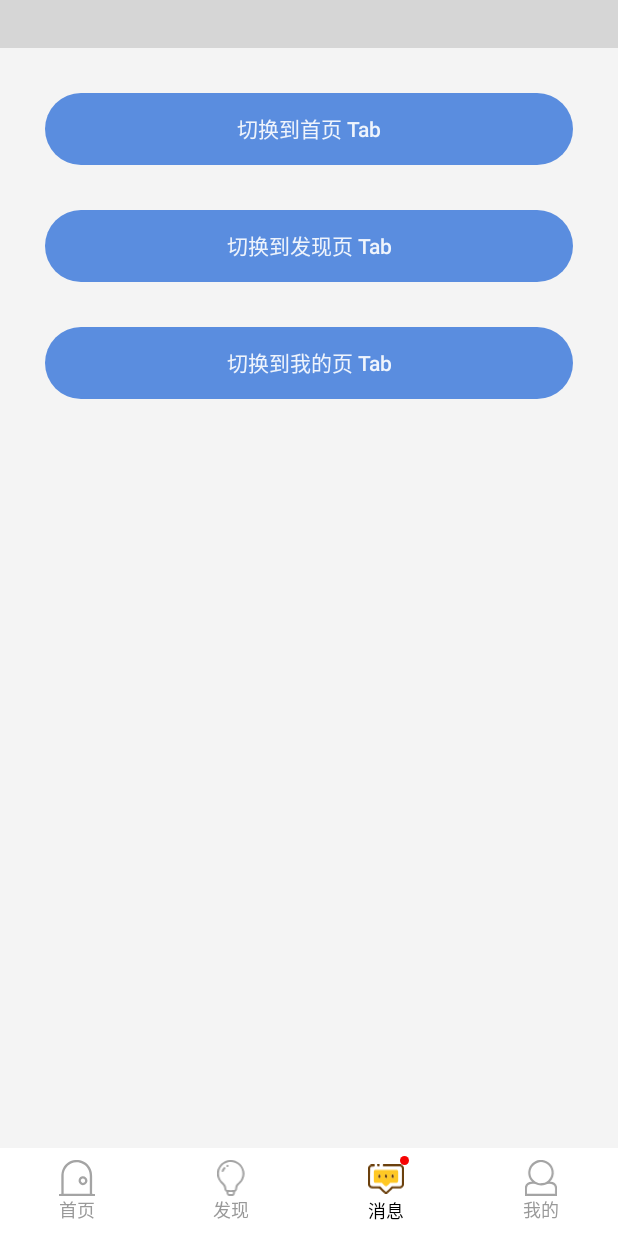
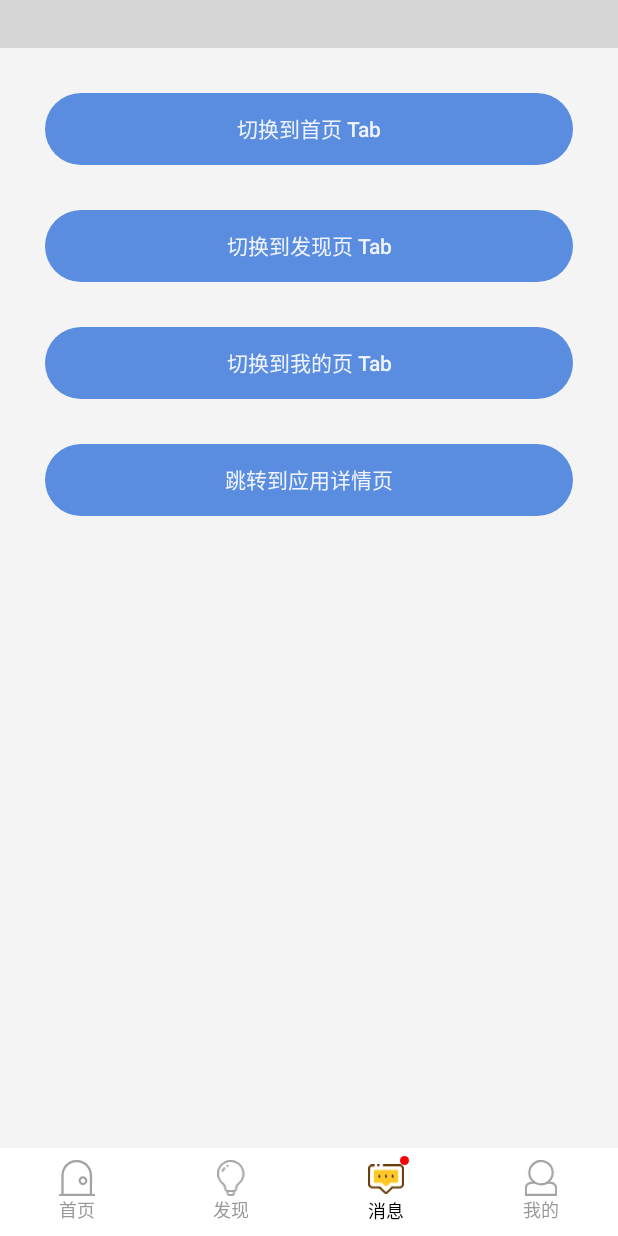
Before and after one commit to wuchao226/AndroidProjectTemplate, an Android app: the screen it shows after launch (HomeActivity), item 3 of the bottom bar chosen, on a phone screen of 412 x 824 dp. Run offline under Robolectric (Android 15) with nearby library versions, the phone set to English and light mode, and no system bars; libraries missing offline, so code that uses them is left out: com.gyf.immersionbar, com.hjq.bar, com.hjq.permissions; plain views replace TitleBar; pictures from the network do not load; 6 statements that could not run were skipped; grey boxes are pictures that could not be loaded.

Commit message:
跳转到应用详情页

```diff
--- a/ft_home/src/main/java/com/wuc/ft_home/fragment/MessageFragment.kt
+++ b/ft_home/src/main/java/com/wuc/ft_home/fragment/MessageFragment.kt
@@ -4,8 +4,10 @@ import android.os.Bundle
 import android.view.LayoutInflater
 import android.view.View
 import android.view.ViewGroup
+import com.hjq.permissions.XXPermissions
 import com.wuc.ft_home.HomeActivity
 import com.wuc.ft_home.databinding.FragmentMessageBinding
+import com.wuc.lib_base.ext.launchAppSettings
 import com.wuc.lib_common.base.fragment.BaseBindingFragment
 import com.wuc.lib_common.base.fragment.TitleBarFragment
 
@@ -36,5 +38,10 @@ class MessageFragment : TitleBarFragment<FragmentMessageBinding>() {
         binding.btnMineTab.setOnClickListener {
             HomeActivity.start(requireContext(), MINE_INDEX)
         }
+        binding.btnMessageSetting.setOnClickListener {
+            // 跳转到应用详情页
+            launchAppSettings()
+//            XXPermissions.startPermissionActivity(requireContext())
+        }
     }
 }
--- a/ft_home/src/main/res/layout/fragment_message.xml
+++ b/ft_home/src/main/res/layout/fragment_message.xml
@@ -28,7 +28,7 @@
                 style="@style/ButtonStyle"
                 android:layout_width="match_parent"
                 android:layout_height="wrap_content"
-                android:layout_marginVertical="@dimen/dp_30"
+                android:layout_marginTop="@dimen/dp_30"
                 android:text="切换到首页 Tab" />
 
             <androidx.appcompat.widget.AppCompatButton
@@ -36,6 +36,7 @@
                 style="@style/ButtonStyle"
                 android:layout_width="match_parent"
                 android:layout_height="wrap_content"
+                android:layout_marginTop="@dimen/dp_30"
                 android:text="切换到发现页 Tab" />
 
             <androidx.appcompat.widget.AppCompatButton
@@ -43,8 +44,16 @@
                 style="@style/ButtonStyle"
                 android:layout_width="match_parent"
                 android:layout_height="wrap_content"
-                android:layout_marginVertical="@dimen/dp_30"
+                android:layout_marginTop="@dimen/dp_30"
                 android:text="切换到我的页 Tab" />
+
+            <androidx.appcompat.widget.AppCompatButton
+                android:id="@+id/btn_message_setting"
+                style="@style/ButtonStyle"
+                android:layout_width="match_parent"
+                android:layout_height="wrap_content"
+                android:layout_marginTop="@dimen/dp_30"
+                android:text="跳转到应用详情页" />
         </androidx.appcompat.widget.LinearLayoutCompat>
     </androidx.core.widget.NestedScrollView>
 </androidx.appcompat.widget.LinearLayoutCompat>
```
